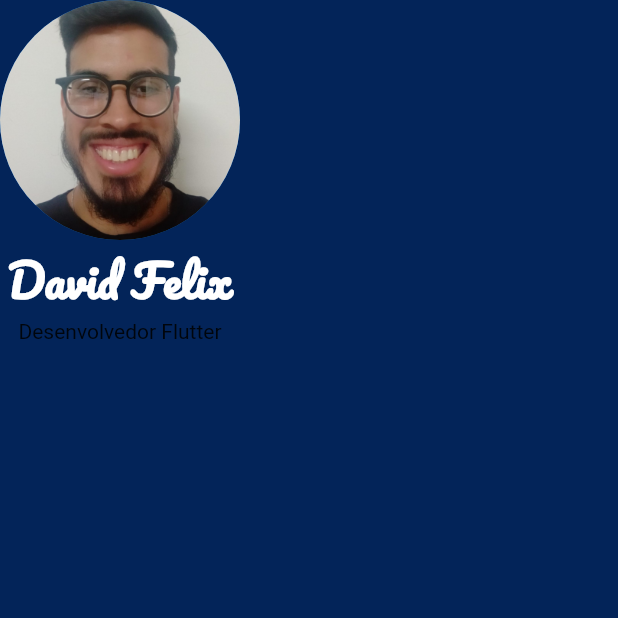
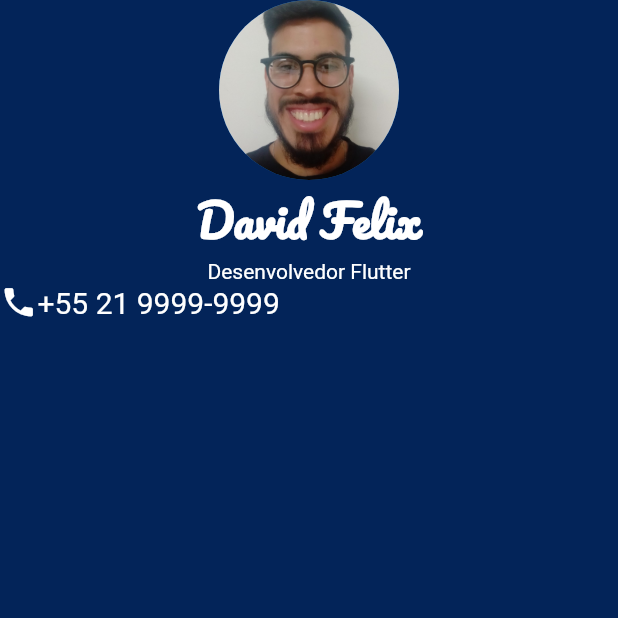
Before and after one commit to davidfffelix/My-Portfolio, a Flutter app: the screen it shows after launch, on a phone screen of 412 x 824 dp, the top half of it. Run offline on Flutter 3.47's test engine with Material 2 defaults, Android fonts, the phone set to English and light mode, and no system bars.

Commit message:
Insert Container

```diff
--- a/lib/main.dart
+++ b/lib/main.dart
@@ -19,7 +19,7 @@ class MeuApp extends StatelessWidget {
             children: [
               CircleAvatar(
                 backgroundImage: AssetImage('imagens/david.jpeg'),
-                radius: 80,
+                radius: 60,
               ),
               Text(
                 'David Felix',
@@ -30,7 +30,28 @@ class MeuApp extends StatelessWidget {
                   fontFamily: 'Pacifico',
                 ),
               ),
-              Text('Desenvolvedor Flutter'
+              Text('Desenvolvedor Flutter',
+                style: TextStyle(
+                  color: Colors.white,
+                ),
+              ),
+              Container(
+                child: Row(
+                  children: [
+                    Icon(
+                      Icons.phone,
+                      size: 25,
+                      color: Colors.white,
+                    ),
+                    Text('+55 21 9999-9999',
+                      style: TextStyle(
+                        color: Colors.white,
+                        fontSize: 20,
+                      ),
+
+                    ),
+                  ],
+                ),
               ),
             ],
           ),
```
